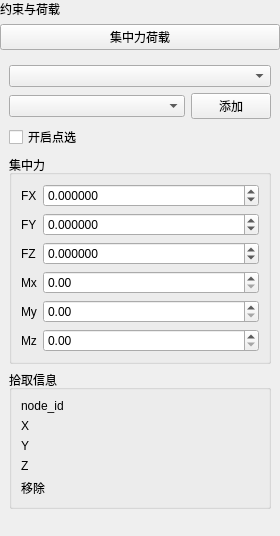
First picture: the form in plugins/Base_PhysicalField/PointForcePage.ui, repository asd977/base_cae, before the edit.
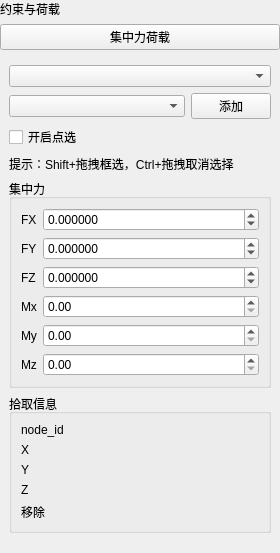
Second picture: the form after the edit. Custom widgets are drawn as their Qt base class.

Commit message: Add box selection hints to pick pages

Patch:
```diff
--- a/plugins/Base_PhysicalField/PointForcePage.ui
+++ b/plugins/Base_PhysicalField/PointForcePage.ui
@@ -82,6 +82,16 @@
         </property>
        </widget>
       </item>
+      <item>
+       <widget class="QLabel" name="boxSelectHintLabel">
+        <property name="text">
+         <string>提示：Shift+拖拽框选，Ctrl+拖拽取消选择</string>
+        </property>
+        <property name="wordWrap">
+         <bool>true</bool>
+        </property>
+       </widget>
+      </item>
       <item>
        <widget class="QGroupBox" name="groupBoxForce">
         <property name="title">
```
The commit also changes 13 other files.
